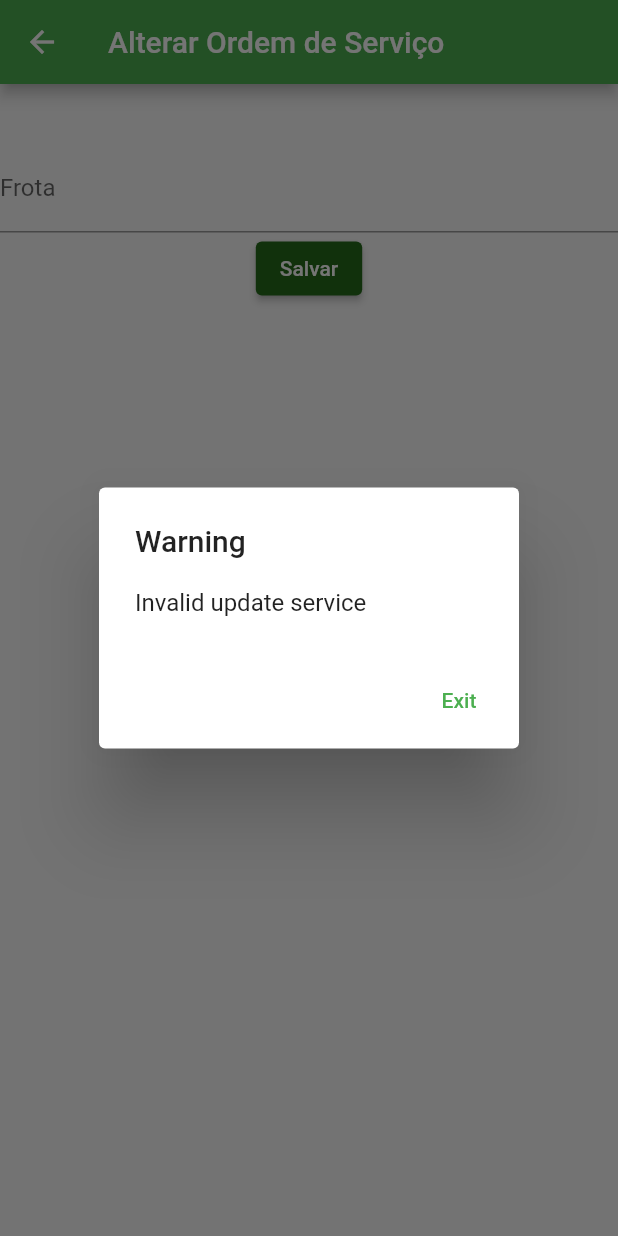
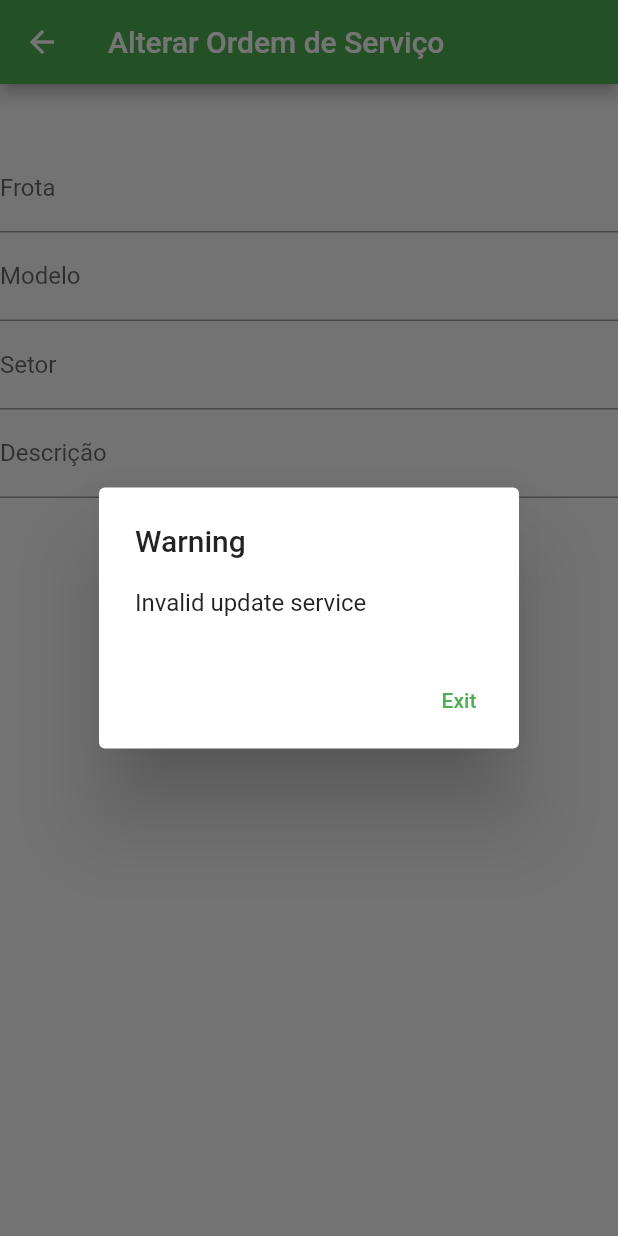
Before and after one commit to delvecch1o/crud-flutter, a Flutter app: the EditServiceScreen screen opened directly with empty values, after a tap on "Salvar", on a phone screen of 412 x 824 dp. Run offline on Flutter 3.47's test engine with Material 2 defaults, Android fonts, the phone set to English and light mode, and no system bars; our stand-ins replace drift; accounts and stored records are empty; generated files the repository leaves out were written again.

Commit message:
adicionando campos do crud

```diff
--- a/crud/lib/drift.dart
+++ b/crud/lib/drift.dart
@@ -7,16 +7,25 @@ part 'drift.g.dart';
 class Services extends Table {
   IntColumn get id => integer().autoIncrement()();
   TextColumn get frota => text()();
+  TextColumn get modelo => text()();
+  TextColumn get setor => text()();
+  TextColumn get descricao => text()();
 
 }
 
 class Service {
   final int id;
   final String frota;
+  final String modelo;
+  final String setor;
+  final String descricao;
 
   Service(
       {required this.id,
       required this.frota,
+      required this.modelo,
+      required this.setor,
+      required this.descricao,
       });
 }
 
--- a/crud/lib/main.dart
+++ b/crud/lib/main.dart
@@ -10,6 +10,10 @@ void main() {
 }
 
 TextEditingController frotaController = TextEditingController();
+TextEditingController modeloController = TextEditingController();
+TextEditingController setorController = TextEditingController();
+TextEditingController descricaoController = TextEditingController();
+
 final List<Service> _services = [];
 final database = AppDatabase();
 final TextEditingController _controller = TextEditingController();
@@ -80,6 +84,10 @@ class ServicesListScreenState extends State<ServicesListScreen> {
           ServicesCompanion(
               id: Value(service.id),
               frota: Value(service.frota),
+              modelo: Value(service.modelo),
+              setor: Value(service.setor),
+              descricao: Value(service.descricao),
+
              ),
         )
         .then((_) => _loadServices());
@@ -89,13 +97,16 @@ class ServicesListScreenState extends State<ServicesListScreen> {
     final alteredService = ServicesCompanion(
         id: Value(service.id),
         frota: Value(service.frota),
+        modelo: Value(service.modelo),
+        setor: Value(service.setor),
+        descricao: Value(service.descricao),
        );
     await database.updateServices(alteredService).then((_) => _loadServices());
   }
 
-  Future<void> _addServices(String frota) async {
+  Future<void> _addServices(String frota, String modelo, String setor, String descricao) async {
     final newService = ServicesCompanion.insert(
-        frota: frota, );
+        frota: frota, modelo: modelo, setor: setor, descricao: descricao );
 
     await database.insertServices(newService).then((_) {
       _loadServices();
@@ -113,6 +124,7 @@ class ServicesListScreenState extends State<ServicesListScreen> {
             shrinkWrap: true,
             itemCount: _services.length,
             itemBuilder: (context, i) {
+
               return Container(
                 margin: const EdgeInsets.all(4.0),
                 decoration: BoxDecoration(
@@ -127,7 +139,15 @@ class ServicesListScreenState extends State<ServicesListScreen> {
                   subtitle: Column(
                     crossAxisAlignment: CrossAxisAlignment.start,
                     children: [
-
+                     Text(
+                        'Modelo: ${_services[i].modelo}',
+                      ),
+                      Text(
+                        'Setor: ${_services[i].setor}',
+                      ),
+                      Text(
+                        'Descricao: ${_services[i].descricao}',
+                      ),
                     ],
                   ),
                   trailing: SizedBox(
@@ -180,6 +200,18 @@ class ServicesListScreenState extends State<ServicesListScreen> {
                     controller: frotaController,
                     decoration: const InputDecoration(labelText: 'Frota: Ex. P10'),
                   ),
+                  TextFormField(
+                    controller: modeloController,
+                    decoration: const InputDecoration(labelText: 'Modelo'),
+                  ),
+                   TextFormField(
+                    controller: setorController,
+                    decoration: const InputDecoration(labelText: 'Setor'),
+                  ),
+                   TextFormField(
+                    controller: descricaoController,
+                    decoration: const InputDecoration(labelText: 'Descrição'),
+                  ),
 
                 ]),
                 actions: [
@@ -192,8 +224,16 @@ class ServicesListScreenState extends State<ServicesListScreen> {
                   TextButton(
                     onPressed: () {
                       String frota = frotaController.text;
+                      String modelo = modeloController.text;
+                      String setor = setorController.text;
+                      String descricao = descricaoController.text;
 
-                      if (isValidFrota(frota)) {
+                      if (isValidFrota(frota) ||
+                          isValidModelo(modelo) ||
+                          isValidSetor(setor) ||
+                          isValidDescricao(descricao)
+
+                        ) {
                         showDialog(
                           context: context,
                           builder: (BuildContext context) {
@@ -212,9 +252,12 @@ class ServicesListScreenState extends State<ServicesListScreen> {
                           },
                         );
                       } else {
-                        _addServices(frota);
+                        _addServices(frota, modelo, setor, descricao);
                         Navigator.of(context).pop();
                         frotaController.clear();
+                        modeloController.clear();
+                        setorController.clear();
+                        descricaoController.clear();
 
                       }
                     },
--- a/crud/lib/updateService.dart
+++ b/crud/lib/updateService.dart
@@ -17,6 +17,9 @@ class EditServiceScreen extends StatefulWidget {
 class _EditServiceScreenState extends State<EditServiceScreen> {
   final TextEditingController idController = TextEditingController();
   final TextEditingController frotaControllerAlter = TextEditingController();
+  final TextEditingController modeloControllerAlter = TextEditingController();
+  final TextEditingController setorControllerAlter = TextEditingController();
+  final TextEditingController descricaoControllerAlter = TextEditingController();
 
 
   @override
@@ -24,6 +27,9 @@ class _EditServiceScreenState extends State<EditServiceScreen> {
     super.initState();
     idController.text = widget.service.id.toString();
     frotaControllerAlter.text = widget.service.frota;
+    modeloControllerAlter.text = widget.service.modelo;
+    setorControllerAlter.text = widget.service.setor;
+    descricaoControllerAlter.text = widget.service.descricao;
   }
 
   @override
@@ -40,15 +46,33 @@ class _EditServiceScreenState extends State<EditServiceScreen> {
               controller: frotaControllerAlter,
               decoration: const InputDecoration(labelText: 'Frota'),
             ),
+            TextFormField(
+                controller: modeloControllerAlter,
+                decoration: const InputDecoration(labelText: 'Modelo'),
+                inputFormatters: [LengthLimitingTextInputFormatter(100)]),
+                TextFormField(
+                controller: setorControllerAlter,
+                decoration: const InputDecoration(labelText: 'Setor'),
+                inputFormatters: [LengthLimitingTextInputFormatter(100)]),
+                TextFormField(
+                controller: descricaoControllerAlter,
+                decoration: const InputDecoration(labelText: 'Descrição'),
+                inputFormatters: [LengthLimitingTextInputFormatter(250)]),
 
             Center(
               child: ElevatedButton(
                 onPressed: () async {
                   int id = int.parse(idController.text);
                   String alteredFrota = frotaControllerAlter.text;
+                  String alteredModelo = modeloControllerAlter.text;
+                  String alteredSetor = setorControllerAlter.text;
+                  String alteredDescricao = descricaoControllerAlter.text;
 
 
-                  if (isValidFrota(alteredFrota)
+                  if (isValidFrota(alteredFrota) ||
+                      isValidModelo(alteredModelo) ||
+                      isValidSetor(alteredSetor) ||
+                      isValidDescricao(alteredDescricao)
 
                     ) {
                     showDialog(
@@ -72,6 +96,9 @@ class _EditServiceScreenState extends State<EditServiceScreen> {
                       ServicesCompanion(
                           id: Value(id),
                           frota: Value(alteredFrota),
+                          modelo: Value(alteredModelo),
+                          setor: Value(alteredSetor),
+                          descricao: Value(alteredDescricao),
                           ),
                     );
                     Navigator.pop(
@@ -79,6 +106,9 @@ class _EditServiceScreenState extends State<EditServiceScreen> {
                         Service(
                             id: id,
                             frota: alteredFrota,
+                            modelo: alteredModelo,
+                            setor: alteredSetor,
+                            descricao: alteredDescricao,
                            ));
                   }
                 },
--- a/crud/lib/validate.dart
+++ b/crud/lib/validate.dart
@@ -2,3 +2,18 @@ bool isValidFrota(String frota) {
   return frota.isEmpty ||
       RegExp(r'[!@#\$%^&*()_+={}\[\]:;<>,.?~\\/\|°]').hasMatch(frota);
 }
+
+bool isValidModelo(String modelo) {
+  return modelo.isEmpty ||
+      RegExp(r'[!@#\$%^&*()_+={}\[\]:;<>,.?~\\/\|°]').hasMatch(modelo);
+}
+
+bool isValidSetor(String setor) {
+  return setor.isEmpty ||
+      RegExp(r'[!@#\$%^&*()_+={}\[\]:;<>,.?~\\/\|°]').hasMatch(setor);
+}
+
+bool isValidDescricao(String descricao) {
+  return descricao.isEmpty ||
+      RegExp(r'[!@#\$%^&*()_+={}\[\]:;<>,.?~\\/\|°]').hasMatch(descricao);
+}
```
Also changed, not shown: crud/lib/drift.g.dart.
